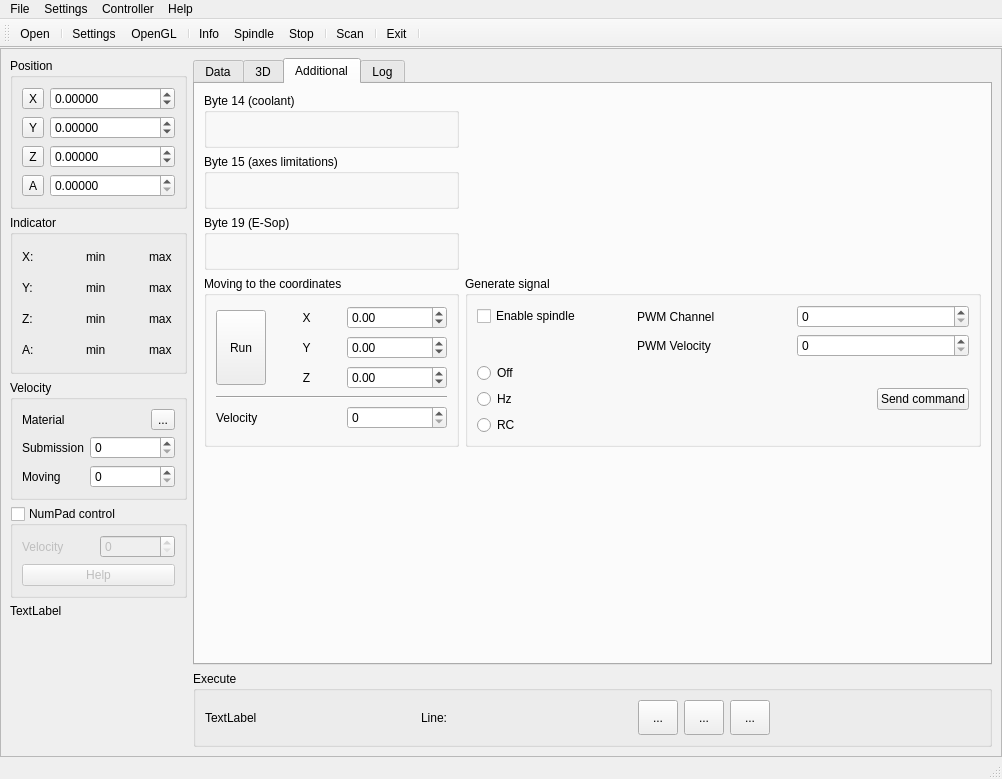
Old version of the form sources/forms/MainWindow.ui in the repository eduard-x/cnc-qt.
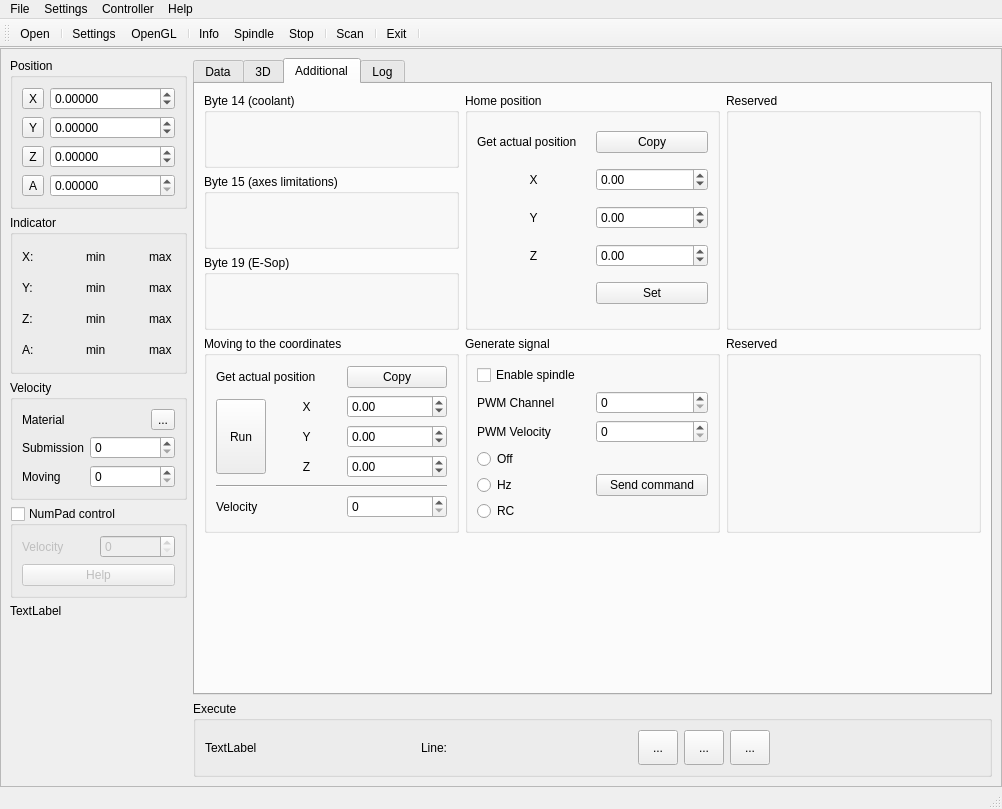
New version of the form. Icons and pictures are not drawn.

```diff
--- a/sources/forms/MainWindow.ui
+++ b/sources/forms/MainWindow.ui
@@ -7,7 +7,7 @@
     <x>0</x>
     <y>0</y>
     <width>1002</width>
-    <height>779</height>
+    <height>809</height>
    </rect>
   </property>
   <property name="iconSize">
@@ -897,7 +897,7 @@
              <item row="1" column="0">
               <widget class="QGroupBox" name="groupB15">
                <property name="sizePolicy">
-                <sizepolicy hsizetype="Minimum" vsizetype="Minimum">
+                <sizepolicy hsizetype="MinimumExpanding" vsizetype="MinimumExpanding">
                  <horstretch>0</horstretch>
                  <verstretch>0</verstretch>
                 </sizepolicy>
@@ -980,7 +980,7 @@
              <item row="0" column="0">
               <widget class="QGroupBox" name="groupB14">
                <property name="sizePolicy">
-                <sizepolicy hsizetype="Minimum" vsizetype="Minimum">
+                <sizepolicy hsizetype="MinimumExpanding" vsizetype="MinimumExpanding">
                  <horstretch>0</horstretch>
                  <verstretch>0</verstretch>
                 </sizepolicy>
@@ -1062,11 +1062,17 @@
              </item>
              <item row="3" column="0">
               <widget class="QGroupBox" name="groupBoxMoving">
+               <property name="sizePolicy">
+                <sizepolicy hsizetype="MinimumExpanding" vsizetype="MinimumExpanding">
+                 <horstretch>0</horstretch>
+                 <verstretch>0</verstretch>
+                </sizepolicy>
+               </property>
                <property name="title">
                 <string>Moving to the coordinates</string>
                </property>
                <layout class="QGridLayout" name="gridLayout_8">
-                <item row="0" column="0" rowspan="3">
+                <item row="1" column="0" rowspan="3">
                  <widget class="QToolButton" name="toolRunMoving">
                   <property name="minimumSize">
                    <size>
@@ -1079,7 +1085,7 @@
                   </property>
                  </widget>
                 </item>
-                <item row="0" column="1">
+                <item row="1" column="1">
                  <widget class="QLabel" name="label_26">
                   <property name="text">
                    <string>X</string>
@@ -1089,7 +1095,7 @@
                   </property>
                  </widget>
                 </item>
-                <item row="0" column="2">
+                <item row="1" column="2">
                  <widget class="QDoubleSpinBox" name="doubleSpinMoveX">
                   <property name="minimumSize">
                    <size>
@@ -1105,7 +1111,7 @@
                   </property>
                  </widget>
                 </item>
-                <item row="1" column="1">
+                <item row="2" column="1">
                  <widget class="QLabel" name="label_25">
                   <property name="text">
                    <string>Y</string>
@@ -1115,7 +1121,7 @@
                   </property>
                  </widget>
                 </item>
-                <item row="1" column="2">
+                <item row="2" column="2">
                  <widget class="QDoubleSpinBox" name="doubleSpinMoveY">
                   <property name="minimumSize">
                    <size>
@@ -1131,7 +1137,7 @@
                   </property>
                  </widget>
                 </item>
-                <item row="2" column="1">
+                <item row="3" column="1">
                  <widget class="QLabel" name="label_27">
                   <property name="text">
                    <string>Z</string>
@@ -1141,7 +1147,7 @@
                   </property>
                  </widget>
                 </item>
-                <item row="2" column="2">
+                <item row="3" column="2">
                  <widget class="QDoubleSpinBox" name="doubleSpinMoveZ">
                   <property name="minimumSize">
                    <size>
@@ -1157,21 +1163,21 @@
                   </property>
                  </widget>
                 </item>
-                <item row="3" column="0" colspan="3">
+                <item row="4" column="0" colspan="3">
                  <widget class="Line" name="line_4">
                   <property name="orientation">
                    <enum>Qt::Horizontal</enum>
                   </property>
                  </widget>
                 </item>
-                <item row="4" column="0">
+                <item row="5" column="0">
                  <widget class="QLabel" name="labelVelo">
                   <property name="text">
                    <string>Velocity</string>
                   </property>
                  </widget>
                 </item>
-                <item row="4" column="2">
+                <item row="5" column="2">
                  <widget class="QSpinBox" name="spinMoveVelo">
                   <property name="minimumSize">
                    <size>
@@ -1181,84 +1187,17 @@
                   </property>
                  </widget>
                 </item>
-               </layout>
-              </widget>
-             </item>
-             <item row="3" column="1" colspan="2">
-              <widget class="QGroupBox" name="groupGenerate">
-               <property name="title">
-                <string>Generate signal </string>
-               </property>
-               <layout class="QGridLayout" name="gridLayout_9">
-                <item row="0" column="2" colspan="2">
-                 <widget class="QLabel" name="labelPWMCHan">
-                  <property name="text">
-                   <string>PWM Channel</string>
-                  </property>
-                 </widget>
-                </item>
                 <item row="0" column="0" colspan="2">
-                 <widget class="QCheckBox" name="checkBoxEnSpindnle">
+                 <widget class="QLabel" name="label_2">
                   <property name="text">
-                   <string>Enable spindle</string>
+                   <string>Get actual position</string>
                   </property>
                  </widget>
                 </item>
-                <item row="1" column="4" colspan="2">
-                 <widget class="QSpinBox" name="spinBoxVelo"/>
-                </item>
-                <item row="3" column="0">
-                 <layout class="QVBoxLayout" name="verticalLayout_2">
-                  <item>
-                   <widget class="QRadioButton" name="radioButtonOff">
-                    <property name="text">
-                     <string>Off</string>
-                    </property>
-                   </widget>
-                  </item>
-                  <item>
-                   <widget class="QRadioButton" name="radioButtonHz">
-                    <property name="text">
-                     <string>Hz</string>
-                    </property>
-                   </widget>
-                  </item>
-                  <item>
-                   <widget class="QRadioButton" name="radioButtonRC">
-                    <property name="text">
-                     <string>RC</string>
-                    </property>
-                   </widget>
-                  </item>
-                 </layout>
-                </item>
-                <item row="3" column="1" colspan="3">
-                 <spacer name="horizontalSpacer_3">
-                  <property name="orientation">
-                   <enum>Qt::Horizontal</enum>
-                  </property>
-                  <property name="sizeHint" stdset="0">
-                   <size>
-                    <width>188</width>
-                    <height>20</height>
-                   </size>
-                  </property>
-                 </spacer>
-                </item>
-                <item row="0" column="4" colspan="2">
-                 <widget class="QSpinBox" name="spinBoxChann"/>
-                </item>
-                <item row="1" column="2" colspan="2">
-                 <widget class="QLabel" name="labelPWMVelo">
+                <item row="0" column="2">
+                 <widget class="QPushButton" name="pushCopyPos">
                   <property name="text">
-                   <string>PWM Velocity</string>
-                  </property>
-                 </widget>
-                </item>
-                <item row="3" column="5">
-                 <widget class="QPushButton" name="pushSendSignal">
-                  <property name="text">
-                   <string>Send command</string>
+                   <string>Copy</string>
                   </property>
                  </widget>
                 </item>
@@ -1281,7 +1220,7 @@
              <item row="2" column="0">
               <widget class="QGroupBox" name="groupB19">
                <property name="sizePolicy">
-                <sizepolicy hsizetype="Minimum" vsizetype="Minimum">
+                <sizepolicy hsizetype="MinimumExpanding" vsizetype="MinimumExpanding">
                  <horstretch>0</horstretch>
                  <verstretch>0</verstretch>
                 </sizepolicy>
@@ -1361,6 +1300,220 @@
                </layout>
               </widget>
              </item>
+             <item row="3" column="1">
+              <widget class="QGroupBox" name="groupGenerate">
+               <property name="sizePolicy">
+                <sizepolicy hsizetype="MinimumExpanding" vsizetype="Preferred">
+                 <horstretch>0</horstretch>
+                 <verstretch>0</verstretch>
+                </sizepolicy>
+               </property>
+               <property name="title">
+                <string>Generate signal </string>
+               </property>
+               <layout class="QGridLayout" name="gridLayout_9">
+                <item row="0" column="0">
+                 <widget class="QCheckBox" name="checkBoxEnSpindnle">
+                  <property name="text">
+                   <string>Enable spindle</string>
+                  </property>
+                 </widget>
+                </item>
+                <item row="1" column="1">
+                 <widget class="QSpinBox" name="spinBoxChann"/>
+                </item>
+                <item row="1" column="0">
+                 <widget class="QLabel" name="labelPWMCHan">
+                  <property name="text">
+                   <string>PWM Channel</string>
+                  </property>
+                 </widget>
+                </item>
+                <item row="2" column="1">
+                 <widget class="QSpinBox" name="spinBoxVelo"/>
+                </item>
+                <item row="4" column="0">
+                 <layout class="QVBoxLayout" name="verticalLayout_2">
+                  <item>
+                   <widget class="QRadioButton" name="radioButtonOff">
+                    <property name="text">
+                     <string>Off</string>
+                    </property>
+                   </widget>
+                  </item>
+                  <item>
+                   <widget class="QRadioButton" name="radioButtonHz">
+                    <property name="text">
+                     <string>Hz</string>
+                    </property>
+                   </widget>
+                  </item>
+                  <item>
+                   <widget class="QRadioButton" name="radioButtonRC">
+                    <property name="text">
+                     <string>RC</string>
+                    </property>
+                   </widget>
+                  </item>
+                 </layout>
+                </item>
+                <item row="2" column="0">
+                 <widget class="QLabel" name="labelPWMVelo">
+                  <property name="text">
+                   <string>PWM Velocity</string>
+                  </property>
+                 </widget>
+                </item>
+                <item row="4" column="1">
+                 <widget class="QPushButton" name="pushSendSignal">
+                  <property name="text">
+                   <string>Send command</string>
+                  </property>
+                 </widget>
+                </item>
+               </layout>
+              </widget>
+             </item>
+             <item row="0" column="1" rowspan="3">
+              <widget class="QGroupBox" name="groupBox">
+               <property name="sizePolicy">
+                <sizepolicy hsizetype="MinimumExpanding" vsizetype="MinimumExpanding">
+                 <horstretch>0</horstretch>
+                 <verstretch>0</verstretch>
+                </sizepolicy>
+               </property>
+               <property name="title">
+                <string>Home position</string>
+               </property>
+               <layout class="QGridLayout" name="gridLayout_12">
+                <item row="3" column="1">
+                 <widget class="QDoubleSpinBox" name="doubleSpinHomeZ">
+                  <property name="minimumSize">
+                   <size>
+                    <width>100</width>
+                    <height>0</height>
+                   </size>
+                  </property>
+                  <property name="minimum">
+                   <double>-999.990000000000009</double>
+                  </property>
+                  <property name="maximum">
+                   <double>999.990000000000009</double>
+                  </property>
+                 </widget>
+                </item>
+                <item row="1" column="0">
+                 <widget class="QLabel" name="label_29">
+                  <property name="text">
+                   <string>X</string>
+                  </property>
+                  <property name="alignment">
+                   <set>Qt::AlignCenter</set>
+                  </property>
+                 </widget>
+                </item>
+                <item row="1" column="1">
+                 <widget class="QDoubleSpinBox" name="doubleSpinHomeX">
+                  <property name="minimumSize">
+                   <size>
+                    <width>100</width>
+                    <height>0</height>
+                   </size>
+                  </property>
+                  <property name="minimum">
+                   <double>-999.990000000000009</double>
+                  </property>
+                  <property name="maximum">
+                   <double>999.990000000000009</double>
+                  </property>
+                 </widget>
+                </item>
+                <item row="2" column="0">
+                 <widget class="QLabel" name="label_30">
+                  <property name="text">
+                   <string>Y</string>
+                  </property>
+                  <property name="alignment">
+                   <set>Qt::AlignCenter</set>
+                  </property>
+                 </widget>
+                </item>
+                <item row="2" column="1">
+                 <widget class="QDoubleSpinBox" name="doubleSpinHomeY">
+                  <property name="minimumSize">
+                   <size>
+                    <width>100</width>
+                    <height>0</height>
+                   </size>
+                  </property>
+                  <property name="minimum">
+                   <double>-999.990000000000009</double>
+                  </property>
+                  <property name="maximum">
+                   <double>999.990000000000009</double>
+                  </property>
+                 </widget>
+                </item>
+                <item row="3" column="0">
+                 <widget class="QLabel" name="label_28">
+                  <property name="text">
+                   <string>Z</string>
+                  </property>
+                  <property name="alignment">
+                   <set>Qt::AlignCenter</set>
+                  </property>
+                 </widget>
+                </item>
+                <item row="4" column="1">
+                 <widget class="QPushButton" name="pushSetHome">
+                  <property name="text">
+                   <string>Set</string>
+                  </property>
+                 </widget>
+                </item>
+                <item row="0" column="0">
+                 <widget class="QLabel" name="label_3">
+                  <property name="text">
+                   <string>Get actual position</string>
+                  </property>
+                 </widget>
+                </item>
+                <item row="0" column="1">
+                 <widget class="QPushButton" name="pushCopyHome">
+                  <property name="text">
+                   <string>Copy</string>
+                  </property>
+                 </widget>
+                </item>
+               </layout>
+              </widget>
+             </item>
+             <item row="3" column="2">
+              <widget class="QGroupBox" name="groupBox_2">
+               <property name="sizePolicy">
+                <sizepolicy hsizetype="MinimumExpanding" vsizetype="MinimumExpanding">
+                 <horstretch>0</horstretch>
+                 <verstretch>0</verstretch>
+                </sizepolicy>
+               </property>
+               <property name="title">
+                <string>Reserved</string>
+               </property>
+              </widget>
+             </item>
+             <item row="0" column="2" rowspan="3">
+              <widget class="QGroupBox" name="groupBox_3">
+               <property name="sizePolicy">
+                <sizepolicy hsizetype="MinimumExpanding" vsizetype="MinimumExpanding">
+                 <horstretch>0</horstretch>
+                 <verstretch>0</verstretch>
+                </sizepolicy>
+               </property>
+               <property name="title">
+                <string>Reserved</string>
+               </property>
+              </widget>
+             </item>
             </layout>
            </widget>
            <widget class="QWidget" name="tab">
```
Left out of the diff: 2 changed lines with no effect on the pictures.
